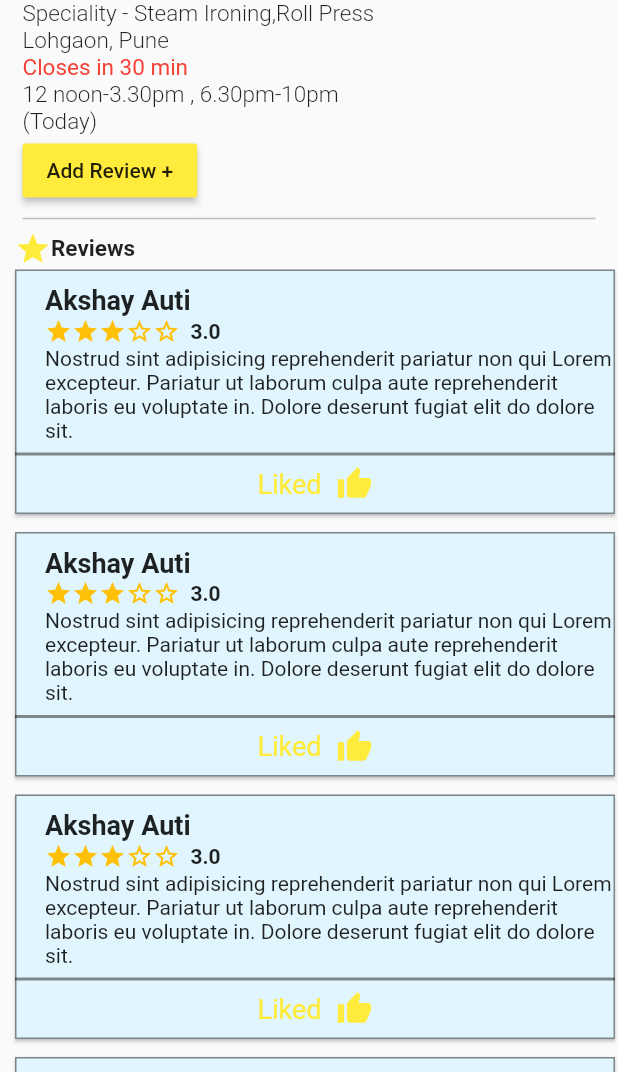
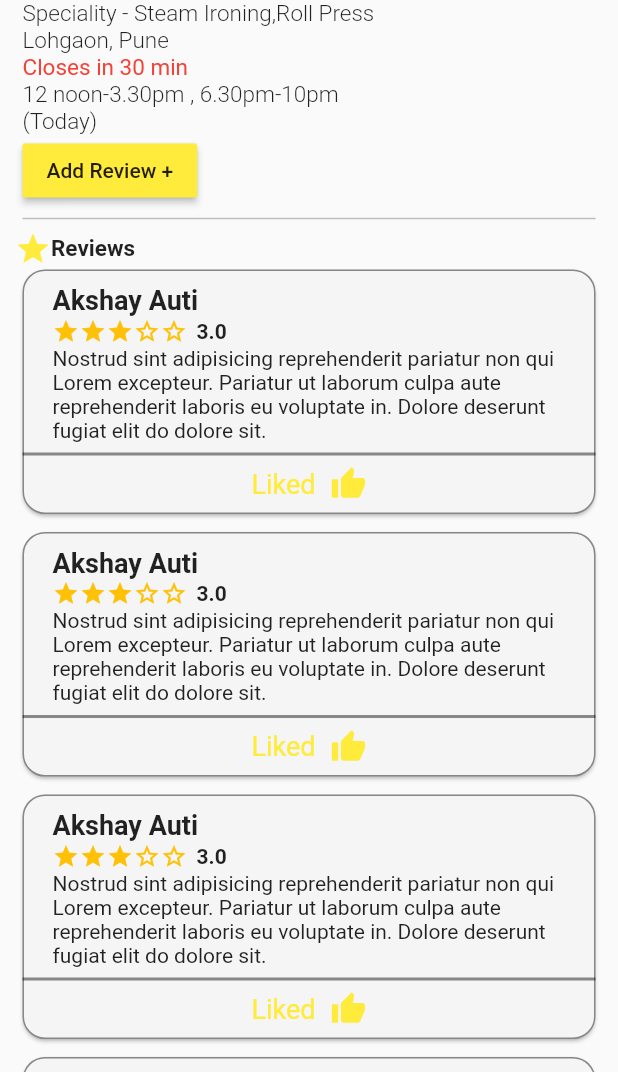
Before and after one commit to akshayauti/LaundryApp, a Flutter app: the ReviewPage screen opened by its route, on a phone screen of 412 x 824 dp, the part 164-1236 px from its top. Run offline on Flutter 3.47's test engine with Material 2 defaults, Android fonts, the phone set to English and light mode, and no system bars; our stand-ins replace google_maps_flutter; missing offline and left inert: flutter_statusbarcolor.

```diff
--- a/lib/ReviewPage.dart
+++ b/lib/ReviewPage.dart
@@ -7,6 +7,13 @@ class ReviewPage extends StatefulWidget {
 
 class _ReviewPage extends State<ReviewPage> {
   ScrollController _controller;
+
+  @override
+  void initState() {
+    // TODO: implement initState
+    super.initState();
+    _controller = ScrollController();
+  }
 
   @override
   Widget build(BuildContext context) {
@@ -122,7 +129,7 @@ class _ReviewPage extends State<ReviewPage> {
               ),
             ]),
             Container(
-              margin: EdgeInsets.fromLTRB(10, 0.0, 0, 0),
+              margin: EdgeInsets.fromLTRB(10, 0.0, 0.0, 0),
               child: Row(
                 mainAxisAlignment: MainAxisAlignment.start,
                 children: [
@@ -140,17 +147,20 @@ class _ReviewPage extends State<ReviewPage> {
                 ],
               ),
             ),
-            ListView.builder(
+            Container(
+              child: ListView.builder(
+                controller: _controller,
+                scrollDirection: Axis.vertical,
                 shrinkWrap: true,
                 itemCount: 10,
                 itemBuilder: (BuildContext context, int index) {
                   return Card(
-                  color: Colors.lightBlue[50],
+                    color: Colors.grey[100],
                     shape: RoundedRectangleBorder(
                       side: BorderSide(color: Colors.black45, width: 1),
-                    borderRadius: BorderRadius.circular(0),
+                      borderRadius: BorderRadius.circular(15),
                     ),
-                  margin: EdgeInsets.fromLTRB(10, 2, 2, 10),
+                    margin: EdgeInsets.fromLTRB(15, 2, 15, 10),
                     borderOnForeground: true,
                     child: Column(
                       crossAxisAlignment: CrossAxisAlignment.start,
@@ -181,7 +191,9 @@ class _ReviewPage extends State<ReviewPage> {
                               ),
                               child: DisplayStarRating(value: 3),
                             ),
-                          Text("  "),
+                            Padding(
+                              padding: EdgeInsets.all(3),
+                            ),
                             Text(
                               "3.0",
                               style: TextStyle(
@@ -237,6 +249,7 @@ class _ReviewPage extends State<ReviewPage> {
                     ),
                   );
                 },
+              ),
             )
           ],
         ),
--- a/lib/addReview.dart
+++ b/lib/addReview.dart
@@ -170,7 +170,7 @@ class _addReviewState extends State<addReview> {
                             borderRadius: BorderRadius.circular(10)),
                         minWidth: 100,
                         onPressed: () {
-                          Navigator.of(context).pushNamed('/reviewPage');
+                          Navigator.of(context).pop();
                         },
                       ),
                     ],
```
Lines whose indentation alone changed are shown as unchanged.
